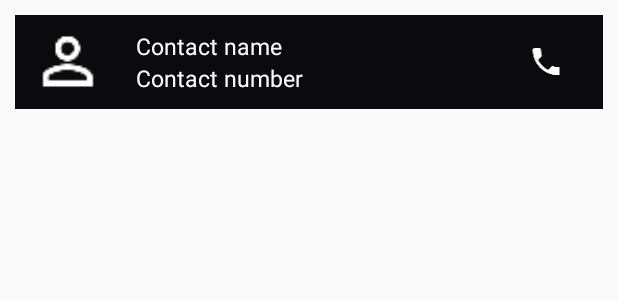
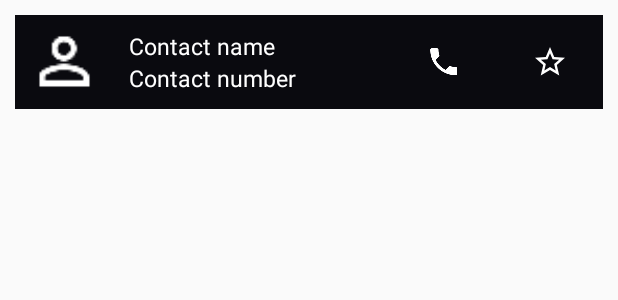
Before and after one commit to 00aj99/SpeedDialerApp, an Android app: the layout contact_item.xml on its own in the app's theme, with its tools: preview values and no code run, on a phone screen of 412 x 824 dp. Shown: the top 300 px of the screen. Run offline under Robolectric (Android 15) with nearby library versions, the phone set to English and light mode, and no system bars.

Commit message:
Changes in contact layout

```diff
--- a/app/src/main/res/layout/contact_item.xml
+++ b/app/src/main/res/layout/contact_item.xml
@@ -18,7 +18,7 @@
     <LinearLayout
         android:layout_width="0dp"
         android:layout_height="wrap_content"
-        android:layout_weight="8"
+        android:layout_weight="7"
         android:orientation="vertical"
         android:padding="10dp">
 
@@ -49,4 +49,13 @@
         android:padding="10dp"
         android:src="@drawable/call" />
 
+    <ImageView
+        android:id="@+id/contact_favorites"
+        android:layout_width="wrap_content"
+        android:layout_height="wrap_content"
+        android:layout_gravity="center"
+        android:layout_weight="1"
+        android:padding="10dp"
+        android:src="@drawable/star_white_border" />
+
 </LinearLayout>
```
Also changed, not shown: app/src/main/java/com/example/denmlaa/speeddialerapp/adapter/ContactsRVAdapter.java (+16 -0 lines), app/src/main/res/drawable-hdpi/star_white.png (added), app/src/main/res/drawable-hdpi/star_white_border.png (added), app/src/main/res/drawable-mdpi/star_white.png (added), app/src/main/res/drawable-mdpi/star_white_border.png (added), app/src/main/res/drawable-xhdpi/star_white.png (added), app/src/main/res/drawable-xhdpi/star_white_border.png (added), app/src/main/res/drawable-xxhdpi/star_white.png (added), app/src/main/res/drawable-xxhdpi/star_white_border.png (added), app/src/main/res/drawable-xxxhdpi/star_white.png (added), app/src/main/res/drawable-xxxhdpi/star_white_border.png (added).
